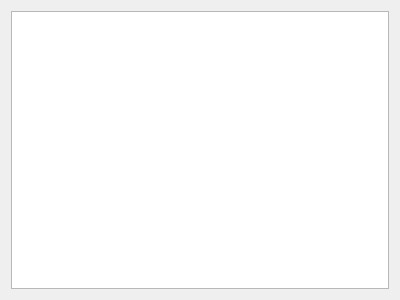
Above: DuJoystickTester-master/Widget.ui from monsterkake/JoystickTest before the change. Below: the same form after it.
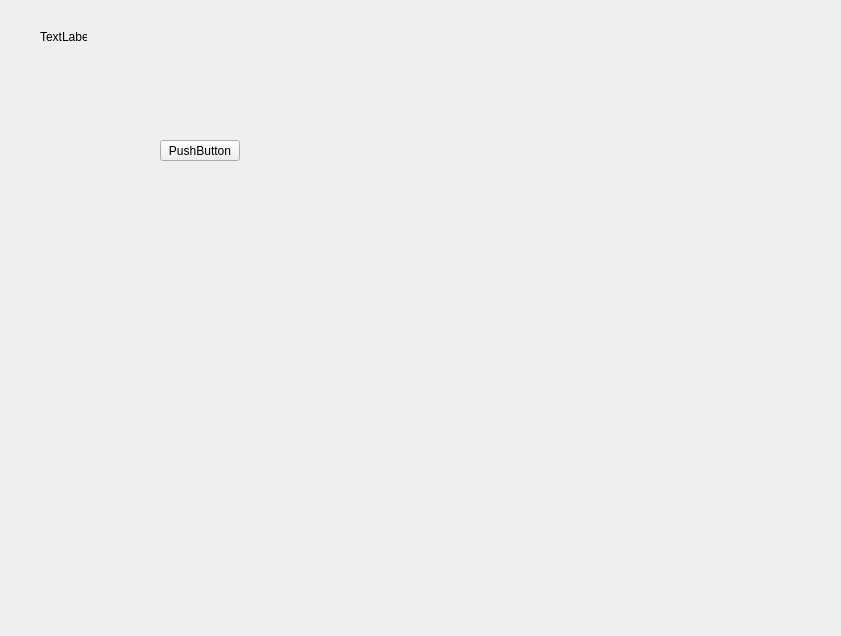
That is the form after the change.

```diff
--- a/DuJoystickTester-master/Widget.ui
+++ b/DuJoystickTester-master/Widget.ui
@@ -6,18 +6,39 @@
    <rect>
     <x>0</x>
     <y>0</y>
-    <width>400</width>
-    <height>300</height>
+    <width>841</width>
+    <height>636</height>
    </rect>
   </property>
   <property name="windowTitle">
    <string>Widget</string>
   </property>
-  <layout class="QGridLayout" name="gridLayout">
-   <item row="0" column="0">
-    <widget class="QListWidget" name="listWidget"/>
-   </item>
-  </layout>
+  <widget class="QPushButton" name="pushButton">
+   <property name="geometry">
+    <rect>
+     <x>160</x>
+     <y>140</y>
+     <width>80</width>
+     <height>21</height>
+    </rect>
+   </property>
+   <property name="text">
+    <string>PushButton</string>
+   </property>
+  </widget>
+  <widget class="QLabel" name="label">
+   <property name="geometry">
+    <rect>
+     <x>40</x>
+     <y>30</y>
+     <width>47</width>
+     <height>13</height>
+    </rect>
+   </property>
+   <property name="text">
+    <string>TextLabel</string>
+   </property>
+  </widget>
  </widget>
  <layoutdefault spacing="6" margin="11"/>
  <resources/>
```
